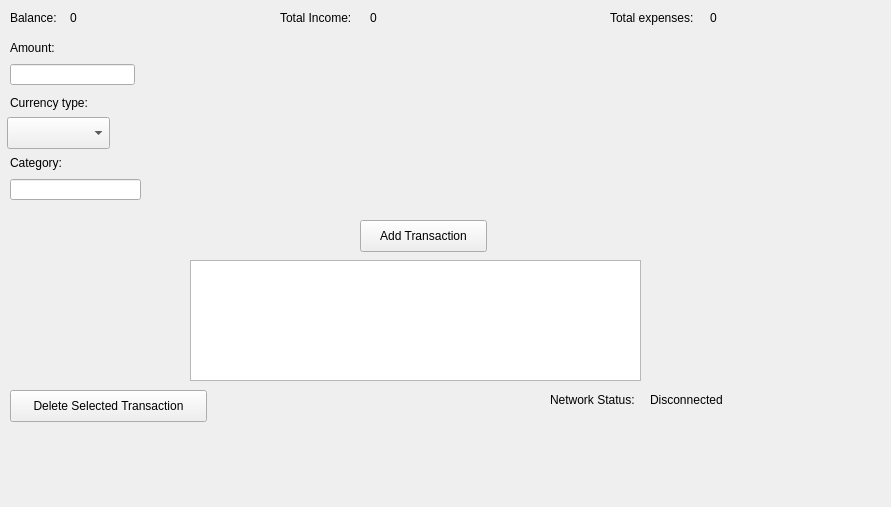
Before: the Qt Designer form addtransaction.ui in mostafaaminn/smartbudget, drawn with Qt 5.
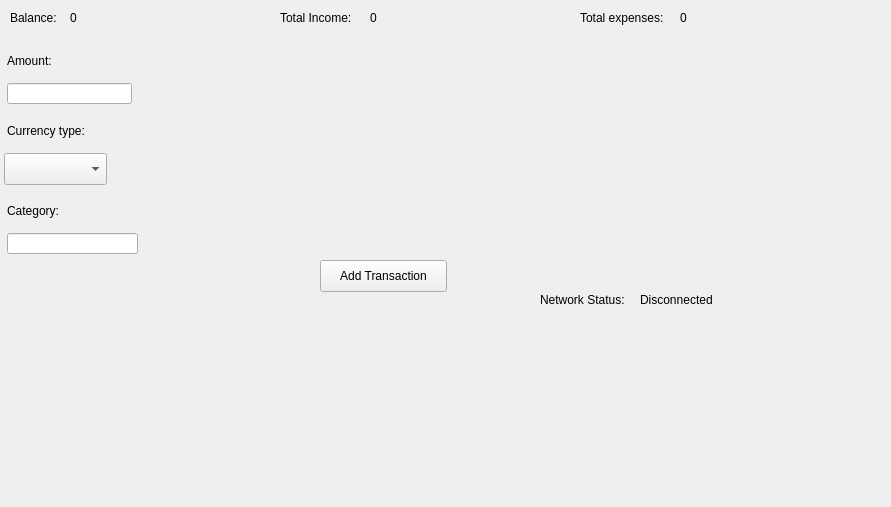
After: the same form once the commit is applied.

Commit message: Restructure app: replace reports with history and statistics pages, remove transaction list, improve navigation

```diff
--- a/addtransaction.ui
+++ b/addtransaction.ui
@@ -16,8 +16,8 @@
   <widget class="QLabel" name="label">
    <property name="geometry">
     <rect>
-     <x>10</x>
-     <y>40</y>
+     <x>7</x>
+     <y>53</y>
      <width>51</width>
      <height>16</height>
     </rect>
@@ -29,8 +29,8 @@
   <widget class="QLineEdit" name="amountInput">
    <property name="geometry">
     <rect>
-     <x>10</x>
-     <y>64</y>
+     <x>7</x>
+     <y>83</y>
      <width>125</width>
      <height>21</height>
     </rect>
@@ -39,8 +39,8 @@
   <widget class="QLabel" name="label_2">
    <property name="geometry">
     <rect>
-     <x>10</x>
-     <y>95</y>
+     <x>7</x>
+     <y>123</y>
      <width>89</width>
      <height>16</height>
     </rect>
@@ -52,8 +52,8 @@
   <widget class="QComboBox" name="comboBox">
    <property name="geometry">
     <rect>
-     <x>7</x>
-     <y>117</y>
+     <x>4</x>
+     <y>153</y>
      <width>103</width>
      <height>32</height>
     </rect>
@@ -62,8 +62,8 @@
   <widget class="QLabel" name="label_3">
    <property name="geometry">
     <rect>
-     <x>10</x>
-     <y>155</y>
+     <x>7</x>
+     <y>203</y>
      <width>59</width>
      <height>16</height>
     </rect>
@@ -75,8 +75,8 @@
   <widget class="QLineEdit" name="categoryInput">
    <property name="geometry">
     <rect>
-     <x>10</x>
-     <y>179</y>
+     <x>7</x>
+     <y>233</y>
      <width>131</width>
      <height>21</height>
     </rect>
@@ -85,8 +85,8 @@
   <widget class="QPushButton" name="pushButton">
    <property name="geometry">
     <rect>
-     <x>360</x>
-     <y>220</y>
+     <x>320</x>
+     <y>260</y>
      <width>127</width>
      <height>32</height>
     </rect>
@@ -124,7 +124,7 @@
   <widget class="QLabel" name="label_6">
    <property name="geometry">
     <rect>
-     <x>610</x>
+     <x>580</x>
      <y>10</y>
      <width>93</width>
      <height>16</height>
@@ -134,16 +134,6 @@
     <string>Total expenses:</string>
    </property>
   </widget>
-  <widget class="QListWidget" name="transactionListWidget">
-   <property name="geometry">
-    <rect>
-     <x>190</x>
-     <y>260</y>
-     <width>451</width>
-     <height>121</height>
-    </rect>
-   </property>
-  </widget>
   <widget class="QLabel" name="balanceValueLabel">
    <property name="geometry">
     <rect>
@@ -173,7 +163,7 @@
   <widget class="QLabel" name="expensesValueLabel">
    <property name="geometry">
     <rect>
-     <x>710</x>
+     <x>680</x>
      <y>10</y>
      <width>175</width>
      <height>16</height>
@@ -186,8 +176,8 @@
   <widget class="QLabel" name="label_7">
    <property name="geometry">
     <rect>
-     <x>550</x>
-     <y>390</y>
+     <x>540</x>
+     <y>290</y>
      <width>101</width>
      <height>20</height>
     </rect>
@@ -199,8 +189,8 @@
   <widget class="QLabel" name="networkStatusLabel">
    <property name="geometry">
     <rect>
-     <x>650</x>
-     <y>390</y>
+     <x>640</x>
+     <y>290</y>
      <width>101</width>
      <height>20</height>
     </rect>
@@ -209,24 +199,11 @@
     <string>Disconnected</string>
    </property>
   </widget>
-  <widget class="QPushButton" name="deleteButton">
-   <property name="geometry">
-    <rect>
-     <x>10</x>
-     <y>390</y>
-     <width>197</width>
-     <height>32</height>
-    </rect>
-   </property>
-   <property name="text">
-    <string>Delete Selected Transaction</string>
-   </property>
-  </widget>
   <widget class="QLabel" name="label_8">
    <property name="geometry">
     <rect>
-     <x>3</x>
-     <y>267</y>
+     <x>0</x>
+     <y>250</y>
      <width>197</width>
      <height>16</height>
     </rect>
```
The commit also changes 14 other files.
